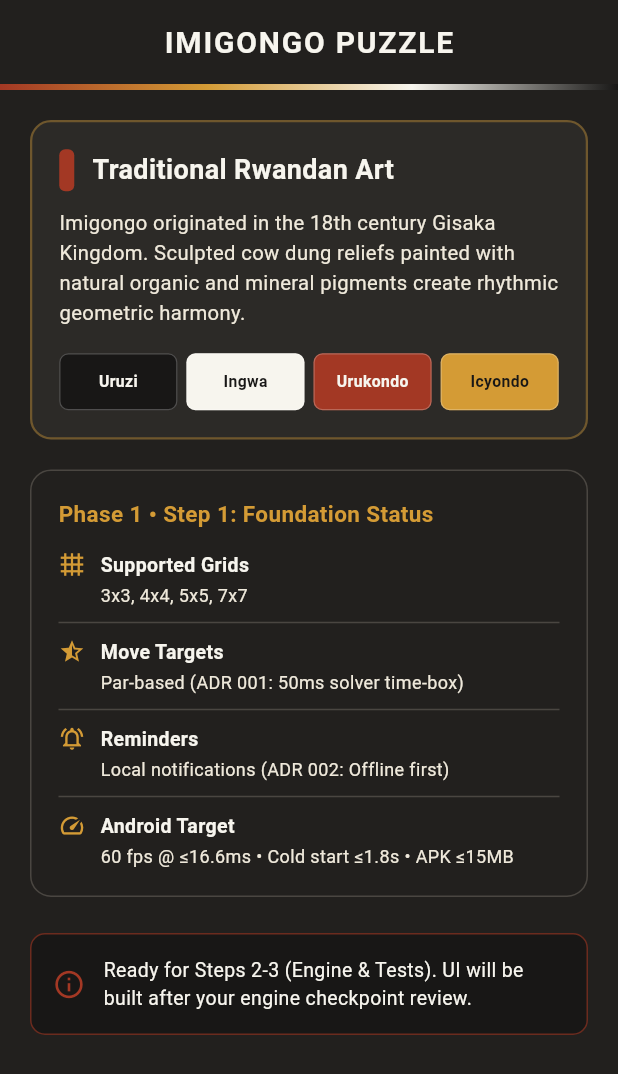
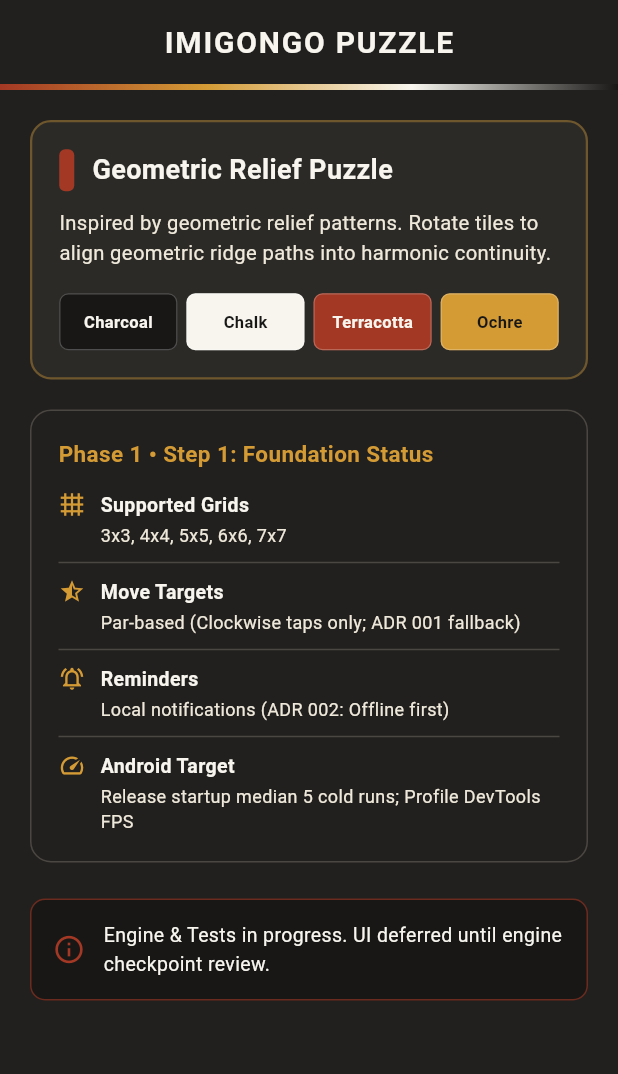
Before and after one commit to christianbugingo/imigongo, a Flutter app: the screen it shows after launch, on a phone screen of 412 x 824 dp. Shown: the top 1074 px of the screen. Run offline on Flutter 3.47's test engine with Material 3 defaults, Android fonts, the phone set to English and light mode, and no system bars.

Commit message:
Step 1 corrections: clean identity, strict analysis, CI workflow, WCAG tests, and cultural review

```diff
--- a/lib/core/theme/imigongo_palette.dart
+++ b/lib/core/theme/imigongo_palette.dart
@@ -1,43 +1,40 @@
 import 'package:flutter/material.dart';
 
-/// Authentic color palette representing the traditional Rwandan Imigongo art form.
+/// Color palette inspired by Imigongo geometric art.
 ///
-/// Imigongo artists historically used natural mineral and organic pigments:
-/// - Uruzi: Black derived from banana peel ash, soot, and charcoal.
-/// - Ingwa: White kaolin clay sourced from river beds.
-/// - Urukondo: Red-brown iron-rich soil / terracotta clay.
-/// - Icyondo: Golden ochre clay.
+/// Plain English color identifiers are used. Cultural attributions and historical
+/// names are documented separately in docs/CULTURAL_REVIEW.md pending native review.
 class ImigongoPalette {
   ImigongoPalette._();
 
-  /// Uruzi: Deep charcoal black (natural ash/soot pigment).
-  static const Color uruziBlack = Color(0xFF181716);
+  /// Charcoal black tone.
+  static const Color charcoal = Color(0xFF181716);
 
-  /// Ingwa: Soft chalk white (natural kaolin clay).
-  static const Color ingwaWhite = Color(0xFFF7F5EE);
+  /// Off-white chalk tone.
+  static const Color chalk = Color(0xFFF7F5EE);
 
-  /// Urukondo: Rich terracotta red (iron-rich Rwandan earth).
-  static const Color urukondoRed = Color(0xFFA33824);
+  /// Terracotta red-brown tone.
+  static const Color terracotta = Color(0xFFA33824);
 
-  /// Icyondo: Earthy ochre yellow (natural clay pigment).
-  static const Color icyondoYellow = Color(0xFFD49B35);
+  /// Ochre yellow tone.
+  static const Color ochre = Color(0xFFD49B35);
 
   /// Board background slate (dark mode canvas).
   static const Color canvasSlate = Color(0xFF22201E);
 
-  /// Card/Tile base surface.
+  /// Card and tile base surface.
   static const Color tileSurface = Color(0xFF2C2A27);
 
-  /// Warm parchment (light accent and UI cards).
+  /// Warm parchment tone (light accent and UI cards).
   static const Color parchment = Color(0xFFEFE9DB);
 
-  /// Relief highlights simulating traditional sculpted cow-dung ridges.
+  /// Relief highlight tone for simulated 3D ridges.
   static const Color ridgeHighlight = Color(0x33FFFFFF);
 
-  /// Relief shadows simulating sculpted ridge depth.
+  /// Relief shadow tone for simulated 3D ridge depth.
   static const Color ridgeShadow = Color(0x55000000);
 
-  /// Golden star active color.
+  /// Active star color.
   static const Color starGold = Color(0xFFFFB800);
 
   /// Inactive star color.
--- a/lib/core/theme/imigongo_theme.dart
+++ b/lib/core/theme/imigongo_theme.dart
@@ -11,20 +11,20 @@ class ImigongoTheme {
       brightness: Brightness.dark,
       scaffoldBackgroundColor: ImigongoPalette.canvasSlate,
       colorScheme: const ColorScheme.dark(
-        primary: ImigongoPalette.icyondoYellow,
-        secondary: ImigongoPalette.urukondoRed,
+        primary: ImigongoPalette.ochre,
+        secondary: ImigongoPalette.terracotta,
         surface: ImigongoPalette.tileSurface,
-        onPrimary: ImigongoPalette.uruziBlack,
-        onSecondary: ImigongoPalette.ingwaWhite,
-        onSurface: ImigongoPalette.ingwaWhite,
+        onPrimary: ImigongoPalette.charcoal,
+        onSecondary: ImigongoPalette.chalk,
+        onSurface: ImigongoPalette.chalk,
       ),
       appBarTheme: const AppBarTheme(
         backgroundColor: ImigongoPalette.canvasSlate,
         elevation: 0,
         centerTitle: true,
-        foregroundColor: ImigongoPalette.ingwaWhite,
+        foregroundColor: ImigongoPalette.chalk,
         titleTextStyle: TextStyle(
-          color: ImigongoPalette.ingwaWhite,
+          color: ImigongoPalette.chalk,
           fontSize: 20,
           fontWeight: FontWeight.bold,
           letterSpacing: 1.2,
@@ -40,21 +40,21 @@ class ImigongoTheme {
       ),
       textTheme: const TextTheme(
         displayLarge: TextStyle(
-          color: ImigongoPalette.ingwaWhite,
+          color: ImigongoPalette.chalk,
           fontWeight: FontWeight.w800,
           letterSpacing: 1.5,
         ),
         headlineMedium: TextStyle(
-          color: ImigongoPalette.ingwaWhite,
+          color: ImigongoPalette.chalk,
           fontWeight: FontWeight.w700,
           letterSpacing: 1.1,
         ),
         titleLarge: TextStyle(
-          color: ImigongoPalette.ingwaWhite,
+          color: ImigongoPalette.chalk,
           fontWeight: FontWeight.w600,
         ),
         bodyLarge: TextStyle(
-          color: ImigongoPalette.ingwaWhite,
+          color: ImigongoPalette.chalk,
           fontSize: 16,
         ),
         bodyMedium: TextStyle(
--- a/lib/main.dart
+++ b/lib/main.dart
@@ -37,10 +37,10 @@ class FoundationHomeScreen extends StatelessWidget {
             decoration: const BoxDecoration(
               gradient: LinearGradient(
                 colors: [
-                  ImigongoPalette.urukondoRed,
-                  ImigongoPalette.icyondoYellow,
-                  ImigongoPalette.ingwaWhite,
-                  ImigongoPalette.uruziBlack,
+                  ImigongoPalette.terracotta,
+                  ImigongoPalette.ochre,
+                  ImigongoPalette.chalk,
+                  ImigongoPalette.charcoal,
                 ],
               ),
             ),
@@ -53,14 +53,14 @@ class FoundationHomeScreen extends StatelessWidget {
           child: Column(
             crossAxisAlignment: CrossAxisAlignment.stretch,
             children: [
-              // Cultural Header Card
+              // Header Card
               Container(
                 padding: const EdgeInsets.all(18.0),
                 decoration: BoxDecoration(
                   color: ImigongoPalette.tileSurface,
                   borderRadius: BorderRadius.circular(14),
                   border: Border.all(
-                    color: ImigongoPalette.icyondoYellow.withValues(alpha: 0.4),
+                    color: ImigongoPalette.ochre.withValues(alpha: 0.4),
                     width: 1.5,
                   ),
                 ),
@@ -73,18 +73,18 @@ class FoundationHomeScreen extends StatelessWidget {
                           width: 10,
                           height: 28,
                           decoration: BoxDecoration(
-                            color: ImigongoPalette.urukondoRed,
+                            color: ImigongoPalette.terracotta,
                             borderRadius: BorderRadius.circular(4),
                           ),
                         ),
                         const SizedBox(width: 12),
                         const Expanded(
                           child: Text(
-                            'Traditional Rwandan Art',
+                            'Geometric Relief Puzzle',
                             style: TextStyle(
                               fontSize: 18,
                               fontWeight: FontWeight.bold,
-                              color: ImigongoPalette.ingwaWhite,
+                              color: ImigongoPalette.chalk,
                             ),
                           ),
                         ),
@@ -92,9 +92,8 @@ class FoundationHomeScreen extends StatelessWidget {
                     ),
                     const SizedBox(height: 12),
                     const Text(
-                      'Imigongo originated in the 18th century Gisaka Kingdom. '
-                      'Sculpted cow dung reliefs painted with natural organic '
-                      'and mineral pigments create rhythmic geometric harmony.',
+                      'Inspired by geometric relief patterns. Rotate tiles to align '
+                      'geometric ridge paths into harmonic continuity.',
                       style: TextStyle(
                         color: ImigongoPalette.parchment,
                         fontSize: 13.5,
@@ -102,16 +101,16 @@ class FoundationHomeScreen extends StatelessWidget {
                       ),
                     ),
                     const SizedBox(height: 16),
-                    // Traditional Palette Swatches
+                    // Palette Swatches (plain English labels)
                     Row(
                       children: [
-                        _buildColorPill('Uruzi (Black)', ImigongoPalette.uruziBlack, ImigongoPalette.ingwaWhite),
+                        _buildColorPill('Charcoal', ImigongoPalette.charcoal, ImigongoPalette.chalk),
                         const SizedBox(width: 6),
-                        _buildColorPill('Ingwa (White)', ImigongoPalette.ingwaWhite, ImigongoPalette.uruziBlack),
+                        _buildColorPill('Chalk', ImigongoPalette.chalk, ImigongoPalette.charcoal),
                         const SizedBox(width: 6),
-                        _buildColorPill('Urukondo (Red)', ImigongoPalette.urukondoRed, ImigongoPalette.ingwaWhite),
+                        _buildColorPill('Terracotta', ImigongoPalette.terracotta, ImigongoPalette.chalk),
                         const SizedBox(width: 6),
-                        _buildColorPill('Icyondo (Ochre)', ImigongoPalette.icyondoYellow, ImigongoPalette.uruziBlack),
+                        _buildColorPill('Ochre', ImigongoPalette.ochre, ImigongoPalette.charcoal),
                       ],
                     ),
                   ],
@@ -120,7 +119,7 @@ class FoundationHomeScreen extends StatelessWidget {
 
               const SizedBox(height: 20),
 
-              // Step 1 Foundation Summary Card
+              // Foundation Summary Card
               Container(
                 padding: const EdgeInsets.all(18.0),
                 decoration: BoxDecoration(
@@ -136,7 +135,7 @@ class FoundationHomeScreen extends StatelessWidget {
                       style: TextStyle(
                         fontSize: 15,
                         fontWeight: FontWeight.w700,
-                        color: ImigongoPalette.icyondoYellow,
+                        color: ImigongoPalette.ochre,
                       ),
                     ),
                     const SizedBox(height: 14),
@@ -149,7 +148,7 @@ class FoundationHomeScreen extends StatelessWidget {
                     _buildStatusRow(
                       icon: Icons.star_half,
                       title: 'Move Targets',
-                      value: 'Par-based (ADR 001: 50ms solver time-box)',
+                      value: 'Par-based (Clockwise taps only; ADR 001 fallback)',
                     ),
                     const Divider(color: ImigongoPalette.starInactive, height: 20),
                     _buildStatusRow(
@@ -161,7 +160,7 @@ class FoundationHomeScreen extends StatelessWidget {
                     _buildStatusRow(
                       icon: Icons.speed,
                       title: 'Android Target',
-                      value: '60 fps @ ≤16.6ms • Cold start ≤1.8s • APK ≤15MB',
+                      value: 'Release startup median 5 cold runs; Profile DevTools FPS',
                     ),
                   ],
                 ),
@@ -173,19 +172,19 @@ class FoundationHomeScreen extends StatelessWidget {
               Container(
                 padding: const EdgeInsets.all(14.0),
                 decoration: BoxDecoration(
-                  color: ImigongoPalette.uruziBlack,
+                  color: ImigongoPalette.charcoal,
                   borderRadius: BorderRadius.circular(10),
-                  border: Border.all(color: ImigongoPalette.urukondoRed.withValues(alpha: 0.6)),
+                  border: Border.all(color: ImigongoPalette.terracotta.withValues(alpha: 0.6)),
                 ),
                 child: const Row(
                   children: [
-                    Icon(Icons.info_outline, color: ImigongoPalette.urukondoRed, size: 22),
+                    Icon(Icons.info_outline, color: ImigongoPalette.terracotta, size: 22),
                     SizedBox(width: 12),
                     Expanded(
                       child: Text(
-                        'Ready for Steps 2-3 (Engine & Tests). UI will be built after your engine checkpoint review.',
+                        'Engine & Tests in progress. UI deferred until engine checkpoint review.',
                         style: TextStyle(
-                          color: ImigongoPalette.ingwaWhite,
+                          color: ImigongoPalette.chalk,
                           fontSize: 13,
                         ),
                       ),
@@ -211,10 +210,10 @@ class FoundationHomeScreen extends StatelessWidget {
         ),
         alignment: Alignment.center,
         child: Text(
-          name.split(' ').first,
+          name,
           style: TextStyle(
             color: textColor,
-            fontSize: 10.5,
+            fontSize: 11,
             fontWeight: FontWeight.bold,
           ),
         ),
@@ -230,7 +229,7 @@ class FoundationHomeScreen extends StatelessWidget {
     return Row(
       crossAxisAlignment: CrossAxisAlignment.start,
       children: [
-        Icon(icon, size: 18, color: ImigongoPalette.icyondoYellow),
+        Icon(icon, size: 18, color: ImigongoPalette.ochre),
         const SizedBox(width: 10),
         Expanded(
           child: Column(
@@ -239,7 +238,7 @@ class FoundationHomeScreen extends StatelessWidget {
               Text(
                 title,
                 style: const TextStyle(
-                  color: ImigongoPalette.ingwaWhite,
+                  color: ImigongoPalette.chalk,
                   fontSize: 13,
                   fontWeight: FontWeight.w600,
                 ),
--- a/lib/models/puzzle_enums.dart
+++ b/lib/models/puzzle_enums.dart
@@ -1,8 +1,9 @@
-/// Grid dimensions supported by the Imigongo puzzle engine.
+/// Grid dimensions supported by the Imigongo puzzle engine (3x3 through 7x7).
 enum GridDimension {
   threeByThree(3, '3x3 (Beginner)'),
   fourByFour(4, '4x4 (Intermediate)'),
   fiveByFive(5, '5x5 (Advanced)'),
+  sixBySix(6, '6x6 (Expert)'),
   sevenBySeven(7, '7x7 (Master)');
 
   final int size;
@@ -23,7 +24,8 @@ enum GridDimension {
 enum Difficulty {
   easy('Easy', 3, 5),
   medium('Medium', 4, 10),
-  hard('Hard', 5, 18),
+  hard('Hard', 5, 16),
+  expert('Expert', 6, 22),
   master('Master', 7, 28);
 
   final String label;
@@ -34,6 +36,7 @@ enum Difficulty {
 }
 
 /// Discrete quarter-turn rotations for puzzle tiles (Clockwise).
+/// Controls are strictly clockwise taps; each tap rotates +90 degrees.
 enum TileRotation {
   rot0(0),
   rot90(1),
@@ -45,7 +48,7 @@ enum TileRotation {
 
   int get degrees => quarterTurns * 90;
 
-  /// Returns the rotation resulting from rotating 90 degrees clockwise.
+  /// Returns the rotation resulting from rotating 90 degrees clockwise (1 tap).
   TileRotation rotateClockwise() {
     return TileRotation.values[(index + 1) % 4];
   }
@@ -66,14 +69,21 @@ enum SolverStatus {
   /// Proved mathematically optimal within the bounded time-box.
   exactOptimal,
 
-  /// Time-box elapsed or grid too large (7x7); safe fallback to generator Par.
+  /// Time-box elapsed or grid too large (e.g. 7x7); safe fallback to generator Par.
   fallbackPar,
 
   /// Solver execution was stopped due to timeout or resource constraint.
   timeout,
 }
 
-/// Star ratings earned by the player upon level completion.
+/// Star ratings earned upon level completion.
+///
+/// Par counts clockwise taps only because in-game controls are clockwise-only.
+/// - 3 Stars: movesTaken <= Par
+/// - 2 Stars: movesTaken <= floor(Par * 1.5)
+/// - 1 Star:  movesTaken > floor(Par * 1.5)
+/// Note on edge cases: When floor(Par * 1.5) == Par (e.g. Par = 1), any move count > Par
+/// automatically yields 1 star, as no intermediate whole-number move count exists.
 enum StarRating {
   zero(0),
   one(1),
```
Also changed, not shown: analysis_options.yaml (+7 -28 lines), lib/core/constants/engine_constants.dart (line endings or trailing spaces), 75 other files.
